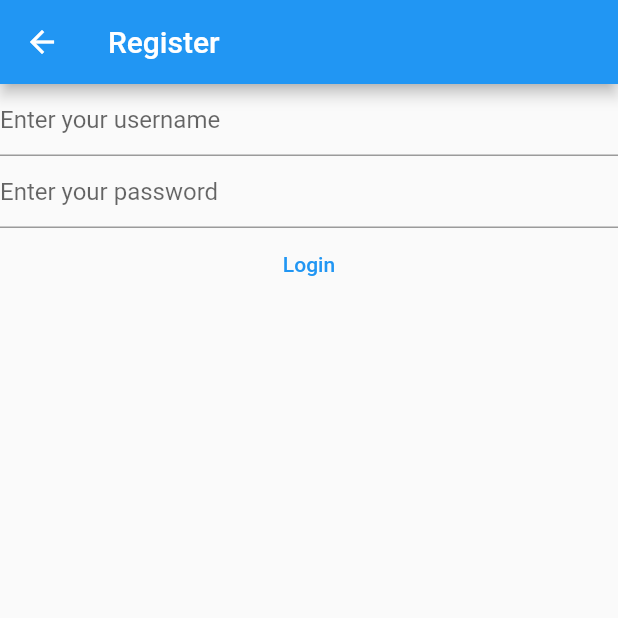
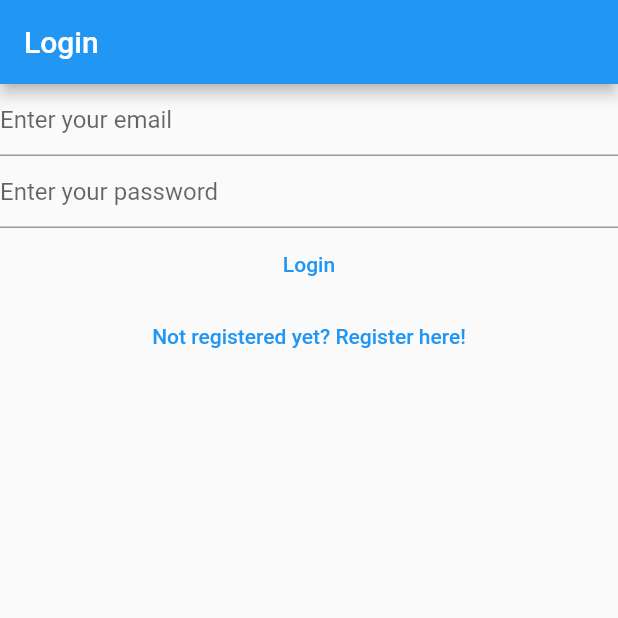
Before and after one commit to kanbi18/certipay, a Flutter app: the LoginView screen opened directly, on a phone screen of 412 x 824 dp, the top half of it. Run offline on Flutter 3.47's test engine with Material 2 defaults, Android fonts, the phone set to English and light mode, and no system bars; our stand-ins replace firebase_auth, firebase_core; accounts and stored records are empty.

Commit message:
Implemented navigation between auth pages

```diff
--- /dev/null
+++ b/lib/views/auth/login_view.dart
@@ -0,0 +1,86 @@
+import 'package:firebase_core/firebase_core.dart';
+import 'package:firebase_auth/firebase_auth.dart';
+import 'package:flutter/material.dart';
+import 'package:certipay/firebase_options.dart';
+
+class LoginView extends StatefulWidget {
+  const LoginView({super.key});
+
+  @override
+  State<LoginView> createState() => _LoginViewState();
+}
+
+class _LoginViewState extends State<LoginView> {
+  late final TextEditingController _email;
+  late final TextEditingController _password;
+
+  @override
+  void initState() {
+    _email = TextEditingController();
+    _password = TextEditingController();
+    super.initState();
+  }
+
+  @override
+  void dispose() {
+    _email.dispose();
+    _password.dispose();
+    super.dispose();
+  }
+
+  @override
+  Widget build(BuildContext context) {
+    return Scaffold(
+      appBar: AppBar(
+        title: const Text("Login"),
+        centerTitle: false,
+      ),
+      body: Column(
+        children: [
+          TextField(
+            controller: _email,
+            keyboardType: TextInputType.emailAddress,
+            enableSuggestions: false,
+            autocorrect: false,
+            decoration: const InputDecoration(hintText: "Enter your email"),
+          ),
+          TextField(
+            controller: _password,
+            obscureText: true,
+            enableSuggestions: false,
+            autocorrect: false,
+            decoration: const InputDecoration(hintText: "Enter your password"),
+          ),
+          TextButton(
+            onPressed: () async {
+              final email = _email.text;
+              final password = _password.text;
+              try {
+                final userCredential = await FirebaseAuth.instance
+                    .signInWithEmailAndPassword(
+                        email: email, password: password);
+              } on FirebaseAuthException catch (e) {
+                var lst = e.code.split("-");
+                print(lst.join(" "));
+                // if (e.code == 'user-not-found') {
+                //   print("User not found");
+                // } else if (e.code == 'wrong-password') {
+                //   print("Wrong password");
+                // } else {
+                //   print('${e.code} happened');
+                // }
+              }
+            },
+            child: const Text("Login"),
+          ),
+          TextButton(
+              onPressed: () {
+                Navigator.of(context)
+                    .pushNamedAndRemoveUntil("/register", (route) => false);
+              },
+              child: const Text("Not registered yet? Register here!"))
+        ],
+      ),
+    );
+  }
+}
--- a/lib/views/login_view.dart
+++ /dev/null
@@ -1,90 +0,0 @@
-import 'package:firebase_core/firebase_core.dart';
-import 'package:firebase_auth/firebase_auth.dart';
-import 'package:flutter/material.dart';
-import 'package:certipay/firebase_options.dart';
-
-class LoginView extends StatefulWidget {
-  const LoginView({super.key});
-
-  @override
-  State<LoginView> createState() => _LoginViewState();
-}
-
-class _LoginViewState extends State<LoginView> {
-  late final TextEditingController _email;
-  late final TextEditingController _password;
-
-  @override
-  void initState() {
-    _email = TextEditingController();
-    _password = TextEditingController();
-    super.initState();
-  }
-
-  @override
-  void dispose() {
-    _email.dispose();
-    _password.dispose();
-    super.dispose();
-  }
-
-  @override
-  Widget build(BuildContext context) {
-    return Scaffold(
-      appBar: AppBar(title: const Text("Register")),
-      body: FutureBuilder(
-        future: Firebase.initializeApp(
-            options: DefaultFirebaseOptions.currentPlatform),
-        builder: (context, snapshot) {
-          switch (snapshot.connectionState) {
-            case ConnectionState.done:
-              return Column(
-                children: [
-                  TextField(
-                    controller: _email,
-                    keyboardType: TextInputType.emailAddress,
-                    enableSuggestions: false,
-                    autocorrect: false,
-                    decoration:
-                        const InputDecoration(hintText: "Enter your username"),
-                  ),
-                  TextField(
-                    controller: _password,
-                    obscureText: true,
-                    enableSuggestions: false,
-                    autocorrect: false,
-                    decoration:
-                        const InputDecoration(hintText: "Enter your password"),
-                  ),
-                  TextButton(
-                    onPressed: () async {
-                      final email = _email.text;
-                      final password = _password.text;
-                      try {
-                        final userCredential = await FirebaseAuth.instance
-                            .signInWithEmailAndPassword(
-                                email: email, password: password);
-                      } on FirebaseAuthException catch (e) {
-                        var lst = e.code.split("-");
-                        print(lst.join(" "));
-                        // if (e.code == 'user-not-found') {
-                        //   print("User not found");
-                        // } else if (e.code == 'wrong-password') {
-                        //   print("Wrong password");
-                        // } else {
-                        //   print('${e.code} happened');
-                        // }
-                      }
-                    },
-                    child: const Text("Login"),
-                  ),
-                ],
-              );
-            default:
-              return const Text("Loading...");
-          }
-        },
-      ),
-    );
-  }
-}
--- a/pubspec.yaml
+++ b/pubspec.yaml
@@ -40,7 +40,6 @@ dependencies:
   firebase_auth: ^3.11.1
   cloud_firestore: ^3.5.0
   firebase_analytics: ^9.3.7
-  fluttertoast: ^8.0.9
 
 dev_dependencies:
   flutter_test:
```
Also changed, not shown: lib/main.dart (+19 -14 lines), lib/views/auth/register_view.dart (renamed from lib/views/register_view.dart, +10 -1 lines), lib/views/auth/verify_email_view.dart (added, +37 -0 lines), pubspec.lock.
